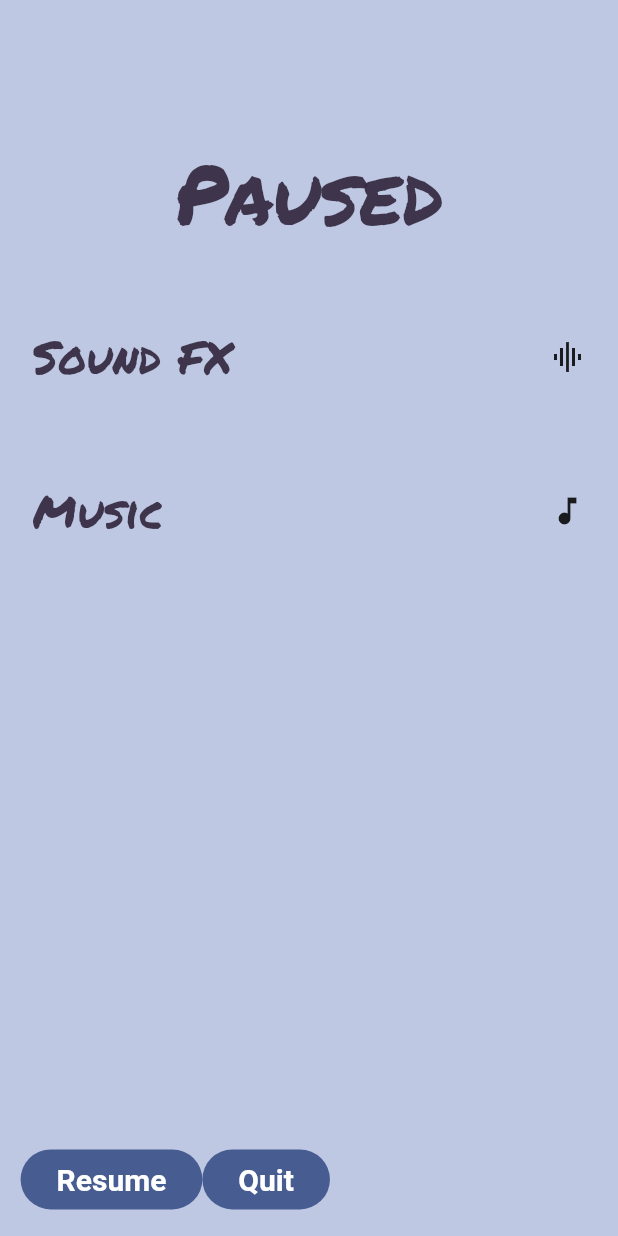
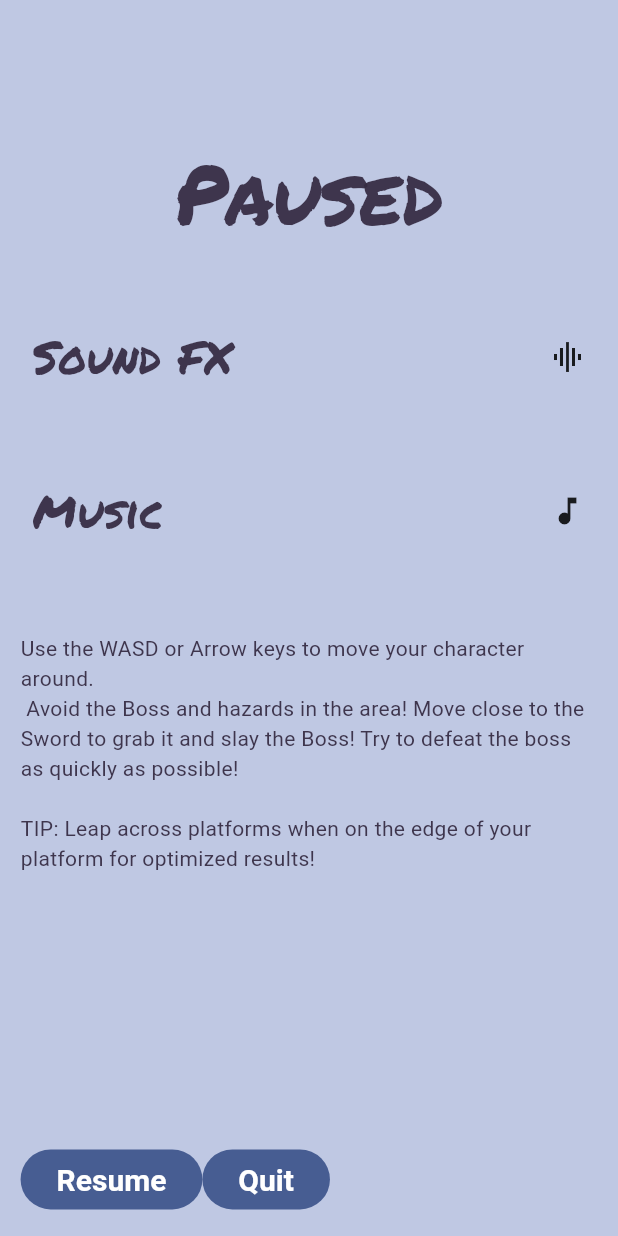
Before and after one commit to gguzman03/bossrush, a Flutter app: the PauseScreen screen opened directly with empty values, on a phone screen of 412 x 824 dp. Run offline on Flutter 3.47's test engine with Material 3 defaults, Android fonts, the phone set to English and light mode, and no system bars; our stand-ins replace audioplayers, go_router, location, shared_preferences, weather; missing offline and left inert: flame, flame_audio, flame_tiled, nes_ui; accounts and stored records are empty.

Commit message:
FAILSAFE SUBMIT: begins audio functionality for player, fixes score functionality

```diff
--- a/flutter-games-basic/lib/audio/sounds.dart
+++ b/flutter-games-basic/lib/audio/sounds.dart
@@ -1,6 +1,8 @@
 // Copyright 2022, the Flutter project authors. Please see the AUTHORS file
 // for details. All rights reserved. Use of this source code is governed by a
 // BSD-style license that can be found in the LICENSE file.
+
+import 'package:flutter/material.dart';
 
 List<String> soundTypeToFilename(SfxType type) => switch (type) {
       SfxType.huhsh => const [
@@ -35,7 +37,15 @@ List<String> soundTypeToFilename(SfxType type) => switch (type) {
         ],
       SfxType.swishSwish => const [
           'swishswish1.mp3',
-        ]
+        ],
+
+      SfxType.playerGrabItem => const[
+          "powerUp.wav"
+      ],
+      SfxType.playerJump => const[
+          "jump.wav"
+      ]
+
     };
 
 /// Allows control over loudness of different SFX types.
@@ -49,6 +59,8 @@ double soundTypeToVolume(SfxType type) {
     case SfxType.congrats:
     case SfxType.erase:
     case SfxType.swishSwish:
+    case SfxType.playerGrabItem:
+    case SfxType.playerJump:
       return 1.0;
   }
 }
@@ -60,4 +72,6 @@ enum SfxType {
   congrats,
   erase,
   swishSwish,
+  playerJump,
+  playerGrabItem
 }
--- a/flutter-games-basic/lib/game_internals/player.dart
+++ b/flutter-games-basic/lib/game_internals/player.dart
@@ -5,8 +5,16 @@ import 'package:basic/game_internals/item.dart';
 import 'package:basic/play_session/boss_rush.dart';
 import 'package:flame/collisions.dart';
 import 'package:flame/components.dart';
+import 'package:flame_audio/flame_audio.dart';
 import 'package:flutter/material.dart';
+// ignore: implementation_imports
 import 'package:flutter/src/services/hardware_keyboard.dart';
+
+
+/*
+FIXME: unfortunately, i couldn't find a way to treat player sounds as modifiable sfx in time (i.e. when sfx is off, so are the sounds).
+in the meantime, the player sounds will always play using the flame_audio package, using the simple play() method.
+*/
 
 //standing = idle
 enum PlayerState { running, jumping, falling, standing }
@@ -16,7 +24,11 @@ enum PlayerState { running, jumping, falling, standing }
 enum PlayerDirection { left, right, none }
 
 class Player extends SpriteAnimationGroupComponent<PlayerState>
-    with HasGameRef<BossRush>, KeyboardHandler, CollisionCallbacks, ChangeNotifier {
+    with
+        HasGameRef<BossRush>,
+        KeyboardHandler,
+        CollisionCallbacks,
+        ChangeNotifier {
   Player({super.position});
 
   ///[stepTime] is a separate variable in the case the step time needs to change
@@ -36,18 +48,18 @@ class Player extends SpriteAnimationGroupComponent<PlayerState>
 
   //value for gravity (9.8 m/s)
   final double g = 9.8;
-  //force of player jump meant to counteract gravity; test value is 460
-  final double fJump = 460;
+  //force of player jump meant to counteract gravity;
+  //initial test value is 460:
+  //accomodating for mobile, now its 260
+  final double fJump = 260;
   //like in real life, when falling, we stop accelerating when we reach terminal velocity
   final double terminalVelocity = 300;
 
   ///On mobile, the frame rate is different compared to web. This causes certain bugs, such
   ///as the player jumping too high. The [dtMobile] double handles that issue.
+  /// working in tandem with the below [accumulatedTime] variable
 
   final double dtMobile = 1 / 60;
-
-  ///Further more, the below [accumulatedTime] variable
-
   double accumulatedTime = 0;
 
   //This boolean flag checks if the player has the necessary item to win
@@ -110,7 +122,7 @@ class Player extends SpriteAnimationGroupComponent<PlayerState>
   void update(double dt) {
     accumulatedTime += dt;
 
-    while (accumulatedTime >= dtMobile){
+    while (accumulatedTime >= dtMobile) {
       _updateState();
       _updatePlayerMovement(dtMobile);
       _checkHorizCollisions();
@@ -121,22 +133,25 @@ class Player extends SpriteAnimationGroupComponent<PlayerState>
       accumulatedTime -= dtMobile;
     }
 
-
-
     //update, similar to Sonic Dash
     super.update(dt);
   }
 
+/*
+  When it comes to the Player colliding with things, it is better to have Player.dart
+  implement collision callback as opposed to the class of the .dart file of the object the Player is colliding with,
+  unless the Object has to do something upon collision (i.e. an Item).
+*/
   @override
   void onCollision(Set<Vector2> intersectionPoints, PositionComponent other) {
     //TODO: play sound effects here!
     if (other is Item) {
+      FlameAudio.play("powerUp.wav");
       other.playerCollide();
       hasItem = true;
-      print("player has item!");
+      //print("player has item!");
     }
 
-    //TODO: boss logic
     //if other is boss
     else if (other is Boss) {
       //if player has item
@@ -154,19 +169,16 @@ class Player extends SpriteAnimationGroupComponent<PlayerState>
         notifyListeners();
         //print("player got hit by the boss..., hasLost: $hasLost");
       }
-    }
-    else if (other is Hazard){
+    } else if (other is Hazard) {
       //if the collision is a hazard, you lose regardless
       //player loses
       game.pauseEngine();
       hasLost = true;
       //print("player fell on hazard and lost, hasLost: $hasLost");
       notifyListeners();
-
     }
 
     //game.gameState.evaluate();
-      //TODO: if the collision is a fireball, player loses regardless
     super.onCollision(intersectionPoints, other);
   }
 
@@ -313,6 +325,7 @@ class Player extends SpriteAnimationGroupComponent<PlayerState>
   }
 
   void _jump(double dt) {
+    FlameAudio.play("jump.wav");
     velocity.y = -fJump;
     position.y += velocity.y * dt;
     jumped = false;
--- a/flutter-games-basic/lib/game_internals/score.dart
+++ b/flutter-games-basic/lib/game_internals/score.dart
@@ -14,8 +14,7 @@ class Score {
 
   //factory Score(int level, int difficulty, Duration duration) {
   factory Score(Duration duration) {
-    // The higher the difficulty, the higher the score.
-    var score = 0;
+    var score = 1;
     // The lower the time to beat the level, the higher the score.
     score *= 10000 ~/ (duration.inSeconds.abs() + 1);
     // return Score._(score, duration, level);
--- a/flutter-games-basic/lib/main_menu/main_menu_screen.dart
+++ b/flutter-games-basic/lib/main_menu/main_menu_screen.dart
@@ -37,8 +37,6 @@ class MainMenuScreen extends StatelessWidget {
         squarishMainArea: Center(
           child: Transform.rotate(
             angle: -0.1,
-            //TODO: realign here to comply with the wireframe
-            //TODO: find a way to implement images
             child: const Text(
               'Boss Rush',
               textAlign: TextAlign.center,
--- a/flutter-games-basic/lib/play_session/pause_screen.dart
+++ b/flutter-games-basic/lib/play_session/pause_screen.dart
@@ -47,6 +47,9 @@ class PauseScreen extends StatelessWidget {
                   onSelected: settings.toggleMusicOn,
                 ),
               ),
+              _gap,
+              //FIXME: placeholder for instructions menu
+              Text("Use the WASD or Arrow keys to move your character around. \n Avoid the Boss and hazards in the area! Move close to the Sword to grab it and slay the Boss! Try to defeat the boss as quickly as possible!\n\nTIP: Leap across platforms when on the edge of your platform for optimized results!		"),
 
               _gap,
             ]),
--- a/flutter-games-basic/pubspec.yaml
+++ b/flutter-games-basic/pubspec.yaml
@@ -24,6 +24,7 @@ dependencies:
   location: ^7.0.1
   http: ^1.2.2
   nes_ui: ^0.20.0
+  flame_audio: ^2.10.6
 
 dev_dependencies:
   flutter_lints: ^5.0.0
@@ -45,6 +46,8 @@ flutter:
     - assets/images/player_sprites/lil_dude/lil-dude-running.png
     - assets/images/item/item.png
     - assets/images/boss/boss.png
+    - assets/audio/jump.wav
+    - assets/audio/powerUp.wav
 
 
   fonts:
```
Also changed, not shown: flutter-games-basic/lib/play_session/play_session_screen.dart (+21 -10 lines), flutter-games-basic/pubspec.lock, 5 other files. Lines whose indentation alone changed are shown as unchanged.
